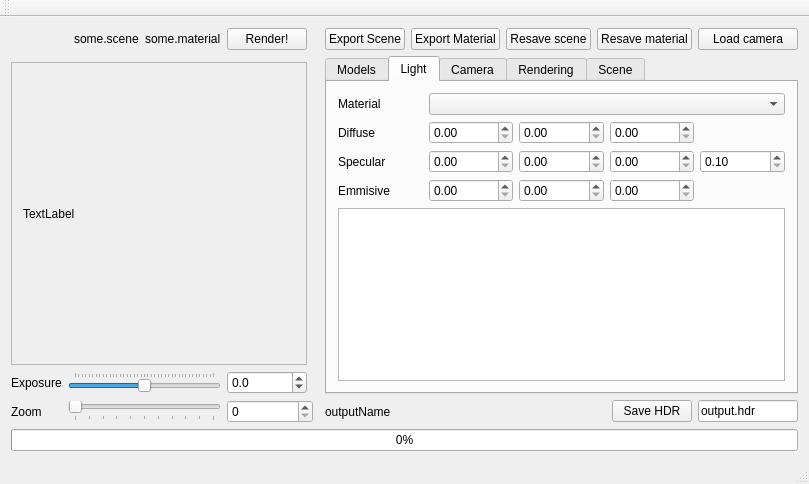
caronnee/graphicsbasics, file RaySamplesGui/TracingGui/Sources/tracinggui.ui: the form before one commit.
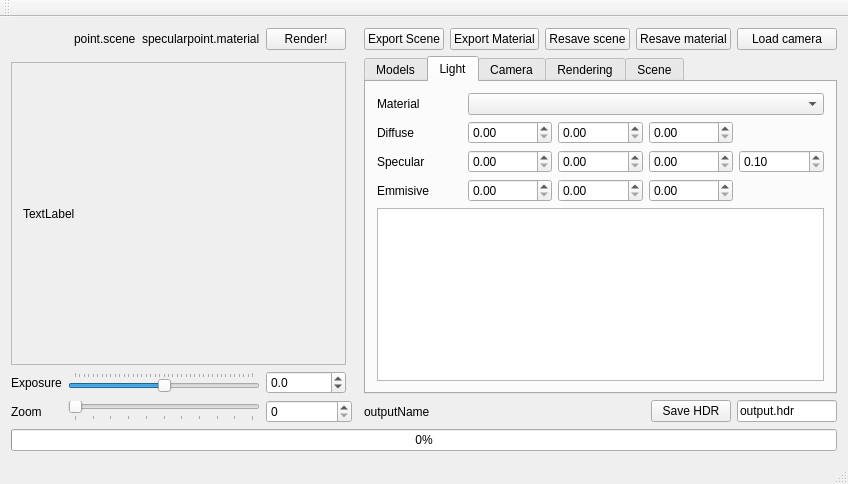
The form after the commit. Custom widgets are drawn as their Qt base class.

```diff
--- a/RaySamplesGui/TracingGui/Sources/tracinggui.ui
+++ b/RaySamplesGui/TracingGui/Sources/tracinggui.ui
@@ -1013,14 +1013,14 @@
     <item row="0" column="2">
      <widget class="QLabel" name="currentScene">
       <property name="text">
-       <string>some.scene</string>
+       <string>point.scene</string>
       </property>
      </widget>
     </item>
     <item row="0" column="3">
      <widget class="QLabel" name="currentMaterial">
       <property name="text">
-       <string>some.material</string>
+       <string>specularpoint.material</string>
       </property>
      </widget>
     </item>
@@ -1034,7 +1034,7 @@
         <rect>
          <x>0</x>
          <y>0</y>
-         <width>264</width>
+         <width>269</width>
          <height>289</height>
         </rect>
        </property>
```
